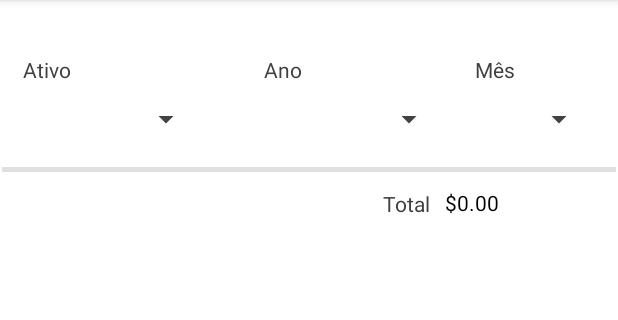
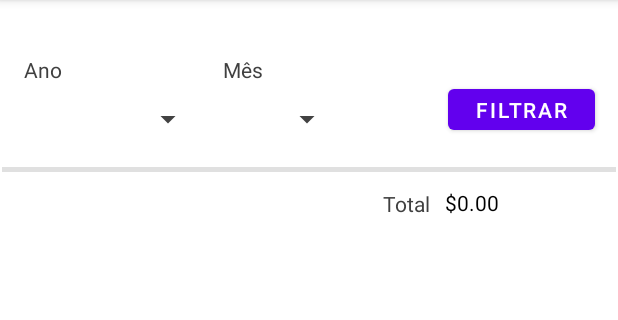
Before and after one commit to LaranjeiraPC/laFinance_Mobile, an Android app: the fragment RelatorioFragment shown on its own in the app's theme, on a phone screen of 412 x 824 dp, the part 84-404 px from its top. Run offline under Robolectric (Android 15) with nearby library versions, the phone set to English and light mode, and no system bars; 2 statements that could not run were skipped.

Commit message:
Implementado filtro

```diff
--- a/app/src/main/java/com/llo/lafinance/ui/home/fragment/HomeFragment.java
+++ b/app/src/main/java/com/llo/lafinance/ui/home/fragment/HomeFragment.java
@@ -24,6 +24,7 @@ import com.llo.lafinance.repositorio.VendaRepository;
 import org.eazegraph.lib.charts.PieChart;
 import org.eazegraph.lib.models.PieModel;
 
+import java.math.BigDecimal;
 import java.text.NumberFormat;
 import java.time.LocalDateTime;
 import java.util.List;
@@ -57,7 +58,7 @@ public class HomeFragment extends Fragment {
                 this.binding.idQuatroCampoLegendaHome,
                 this.binding.idCincoCampoLegendaHome,
                 this.binding.idTotalInvestidoValorHome,
-                this.binding.iMesLucroLiquidoValorHome,
+                this.binding.iLucroLiquidoTotalValorHome,
                 this.binding.iMesLucroLiquidoValorHome,
                 this.binding.iMesLucroLiquidoDadoValorHome);
         return root;
@@ -80,8 +81,11 @@ public class HomeFragment extends Fragment {
             NumberFormat numberFormat = NumberFormat.getCurrencyInstance();
             idTotalInvestidoValorHome.setText(numberFormat.format(carteira.getTotalInvestido()));
             iLucroLiquidoTotalValorHome.setText(numberFormat.format(carteira.getLucroLiquidoTotalAno()));
-            iMesLucroLiquidoValorHome.setText(carteira.getMesLucroLiquido());
-            iMesLucroLiquidoDadoValorHome.setText(numberFormat.format(carteira.getValorMesLucroLiquido()));
+
+            if (carteira.getValorMesLucroLiquido().compareTo(BigDecimal.ZERO) > 0) {
+                iMesLucroLiquidoValorHome.setText(carteira.getMesLucroLiquido());
+                iMesLucroLiquidoDadoValorHome.setText(numberFormat.format(carteira.getValorMesLucroLiquido()));
+            }
         }
     }
 
--- a/app/src/main/res/layout/fragment_relatorio.xml
+++ b/app/src/main/res/layout/fragment_relatorio.xml
@@ -15,35 +15,7 @@
         android:textSize="14sp"
         app:layout_constraintBottom_toBottomOf="parent"
         app:layout_constraintEnd_toEndOf="parent"
-        app:layout_constraintHorizontal_bias="0.455"
-        app:layout_constraintStart_toStartOf="parent"
-        app:layout_constraintTop_toTopOf="parent"
-        app:layout_constraintVertical_bias="0.049" />
-
-    <TextView
-        android:id="@+id/idAnoLegendaRelatorio2"
-        android:layout_width="wrap_content"
-        android:layout_height="wrap_content"
-        android:text="Ativo"
-        android:textColor="#404040"
-        android:textSize="14sp"
-        app:layout_constraintBottom_toBottomOf="parent"
-        app:layout_constraintEnd_toEndOf="parent"
-        app:layout_constraintHorizontal_bias="0.04"
-        app:layout_constraintStart_toStartOf="parent"
-        app:layout_constraintTop_toTopOf="parent"
-        app:layout_constraintVertical_bias="0.049" />
-
-    <TextView
-        android:id="@+id/idMesLegendaRelatorio"
-        android:layout_width="wrap_content"
-        android:layout_height="wrap_content"
-        android:text="Mês"
-        android:textColor="#404040"
-        android:textSize="14sp"
-        app:layout_constraintBottom_toBottomOf="parent"
-        app:layout_constraintEnd_toEndOf="parent"
-        app:layout_constraintHorizontal_bias="0.822"
+        app:layout_constraintHorizontal_bias="0.041"
         app:layout_constraintStart_toStartOf="parent"
         app:layout_constraintTop_toTopOf="parent"
         app:layout_constraintVertical_bias="0.049" />
@@ -68,24 +40,24 @@
         android:theme="@style/spinnerTheme"
         app:layout_constraintBottom_toBottomOf="parent"
         app:layout_constraintEnd_toEndOf="parent"
-        app:layout_constraintHorizontal_bias="0.604"
+        app:layout_constraintHorizontal_bias="0.054"
         app:layout_constraintStart_toStartOf="parent"
         app:layout_constraintTop_toTopOf="parent"
         app:layout_constraintVertical_bias="0.09" />
 
-    <Spinner
-        android:id="@+id/idSpinnerAtivoRelatorio"
-        android:layout_width="120dp"
-        android:layout_height="26dp"
-        android:backgroundTint="#424242"
-        android:forceDarkAllowed="false"
-        android:theme="@style/spinnerTheme"
+    <TextView
+        android:id="@+id/idMesLegendaRelatorio"
+        android:layout_width="wrap_content"
+        android:layout_height="wrap_content"
+        android:text="Mês"
+        android:textColor="#404040"
+        android:textSize="14sp"
         app:layout_constraintBottom_toBottomOf="parent"
         app:layout_constraintEnd_toEndOf="parent"
-        app:layout_constraintHorizontal_bias="0.05"
+        app:layout_constraintHorizontal_bias="0.385"
         app:layout_constraintStart_toStartOf="parent"
         app:layout_constraintTop_toTopOf="parent"
-        app:layout_constraintVertical_bias="0.09" />
+        app:layout_constraintVertical_bias="0.049" />
 
     <Spinner
         android:id="@+id/idSpinnerMesRelatorio"
@@ -96,7 +68,7 @@
         android:theme="@style/spinnerTheme"
         app:layout_constraintBottom_toBottomOf="parent"
         app:layout_constraintEnd_toEndOf="parent"
-        app:layout_constraintHorizontal_bias="0.954"
+        app:layout_constraintHorizontal_bias="0.447"
         app:layout_constraintStart_toStartOf="parent"
         app:layout_constraintTop_toTopOf="parent"
         app:layout_constraintVertical_bias="0.09" />
@@ -141,5 +113,17 @@
         app:layout_constraintTop_toBottomOf="@+id/idTotalLegendaRelatorio"
         app:layout_constraintVertical_bias="1.0" />
 
+    <Button
+        android:id="@+id/idFiltro"
+        android:layout_width="98dp"
+        android:layout_height="39dp"
+        android:text="Filtrar"
+        app:layout_constraintBottom_toBottomOf="parent"
+        app:layout_constraintEnd_toEndOf="parent"
+        app:layout_constraintHorizontal_bias="0.952"
+        app:layout_constraintStart_toStartOf="parent"
+        app:layout_constraintTop_toTopOf="parent"
+        app:layout_constraintVertical_bias="0.073" />
+
 
 </androidx.constraintlayout.widget.ConstraintLayout>
```
